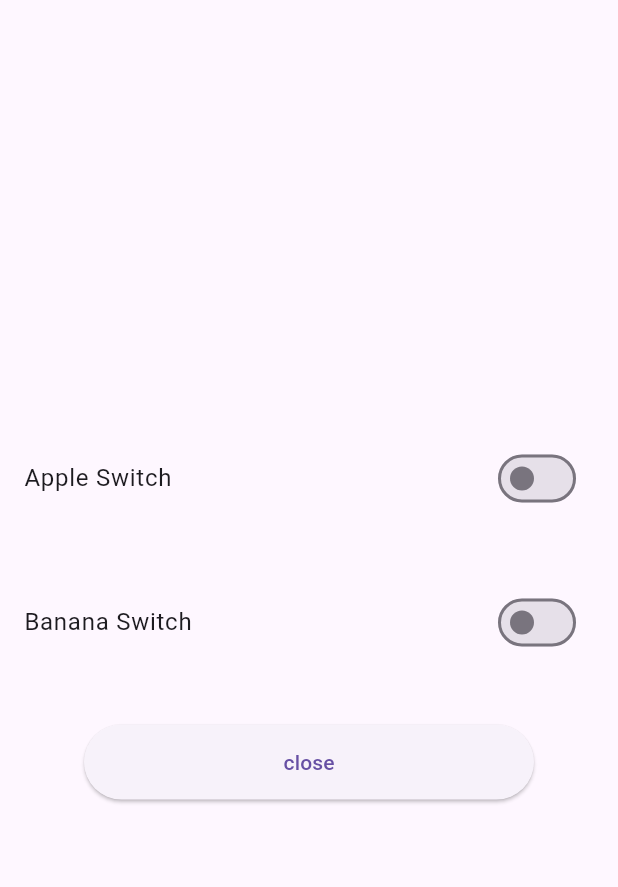
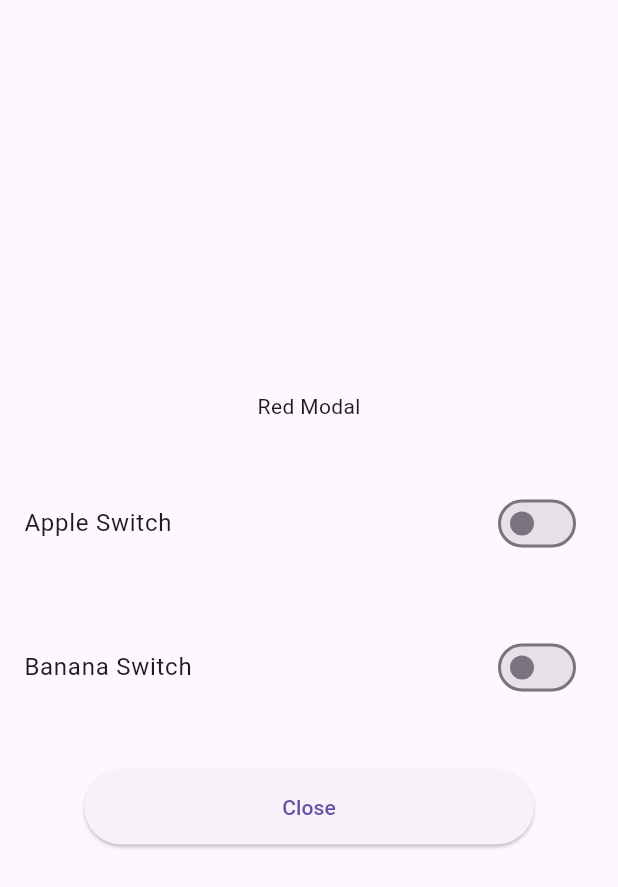
Before and after one commit to HaruhikoMotokawa/custom_hook_sample, a Flutter app: the RedModal widget shown alone on an empty page, opened directly, on a phone screen of 412 x 824 dp. Shown: the top 887 px of the screen. Run offline on Flutter 3.47's test engine with Material 3 defaults, Android fonts, the phone set to English and light mode, and no system bars; our stand-ins replace flutter_hooks, freezed_annotation, hooks_riverpod, riverpod_annotation; generated files the repository leaves out were written again.

Commit message:
モーダルにタイトルテキストを追加し、ボタンのテキストを統一して可読性を向上

```diff
--- a/lib/presentations/screen/home/components/blue/modal.dart
+++ b/lib/presentations/screen/home/components/blue/modal.dart
@@ -40,6 +40,7 @@ class BlueModal extends HookConsumerWidget {
         mainAxisAlignment: MainAxisAlignment.center,
         spacing: 14,
         children: [
+          const Text('Blue Modal'),
           Padding(
             padding: const EdgeInsets.symmetric(horizontal: 10),
             child: TextField(
--- a/lib/presentations/screen/home/components/red/modal.dart
+++ b/lib/presentations/screen/home/components/red/modal.dart
@@ -22,6 +22,7 @@ class RedModal extends HookWidget {
         mainAxisAlignment: MainAxisAlignment.center,
         spacing: 40,
         children: [
+          const Text('Red Modal'),
           SwitchListTile(
             value: isAppleSwitch.value,
             onChanged: (value) => isAppleSwitch.value = value,
@@ -37,7 +38,7 @@ class RedModal extends HookWidget {
             height: 50,
             child: ElevatedButton(
               onPressed: () => Navigator.pop(context),
-              child: const Text('close'),
+              child: const Text('Close'),
             ),
           ),
         ],
--- a/lib/presentations/screen/home/screen.dart
+++ b/lib/presentations/screen/home/screen.dart
@@ -22,7 +22,7 @@ class HomeScreen extends StatelessWidget {
             children: [
               ElevatedButton(
                 onPressed: () => RedModal.show(context),
-                child: const Text('simple Custom Hook'),
+                child: const Text('Simple Custom Hook'),
               ),
               ElevatedButton(
                 onPressed: () async {
@@ -36,7 +36,7 @@ class HomeScreen extends StatelessWidget {
                     await _showBanner(context, message);
                   }
                 },
-                child: const Text('ViewModel'),
+                child: const Text('View Model'),
               ),
               ElevatedButton(
                 onPressed: () async {
@@ -50,7 +50,7 @@ class HomeScreen extends StatelessWidget {
                     await _showBanner(context, message);
                   }
                 },
-                child: const Text('CustomHook'),
+                child: const Text('Custom Hook'),
               ),
               const Divider(),
               Consumer(
```
